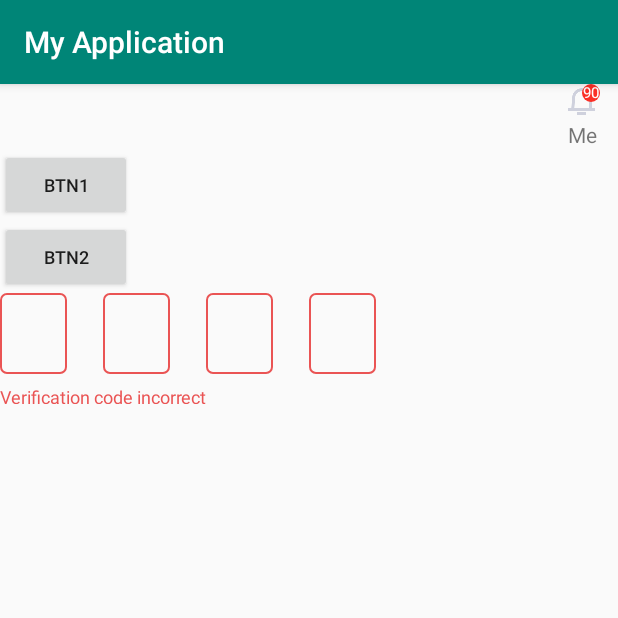
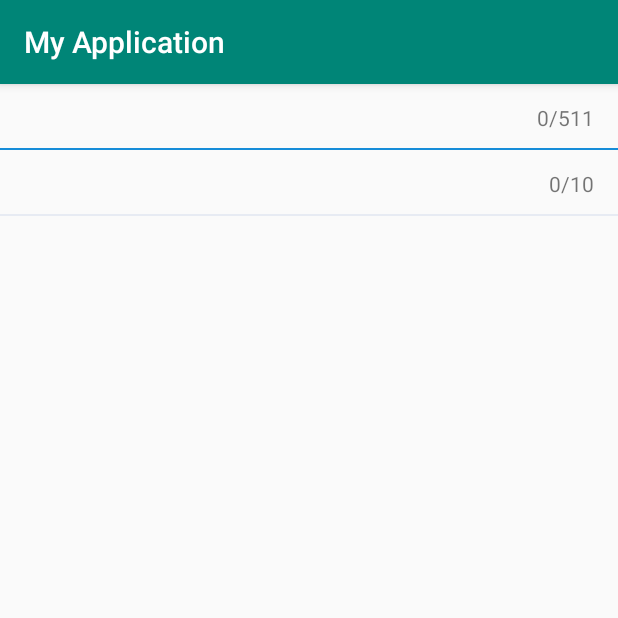
Before and after one commit to Android-yang/MyApplication, an Android app: the screen it shows after launch (MainActivity), on a phone screen of 412 x 824 dp, the top half of it. Run offline under Robolectric (Android 15) with nearby library versions, the phone set to English and light mode, and no system bars.

Commit message:
新增含有清除时时数量的EditText

```diff
--- /dev/null
+++ b/app/src/main/java/com/yange/myapplication/CleanCountEditText.java
@@ -0,0 +1,106 @@
+package com.yange.myapplication;
+
+import android.content.Context;
+import android.content.res.TypedArray;
+import android.os.Build;
+import android.support.annotation.Nullable;
+import android.support.annotation.RequiresApi;
+import android.text.Editable;
+import android.text.InputFilter;
+import android.text.TextUtils;
+import android.text.TextWatcher;
+import android.util.AttributeSet;
+import android.view.LayoutInflater;
+import android.view.View;
+import android.widget.EditText;
+import android.widget.FrameLayout;
+import android.widget.TextView;
+
+/**
+ * author : yangke on 2020/3/19
+ * weChat : ACE_5200125
+ * email  : 211yangke@sina.com
+ * desc   :
+ */
+public class CleanCountEditText extends FrameLayout {
+    private EditText mEditText;
+    private int mMaxTextCount = 10;
+    private boolean mIsAdded = false; //onMeasure会调用多次，防止重复添加视图
+
+    public CleanCountEditText(Context context) { super(context); }
+    public CleanCountEditText(Context context, @Nullable AttributeSet attrs) {
+        super(context, attrs);
+        configData(context, attrs);
+    }
+
+    public CleanCountEditText(Context context, @Nullable AttributeSet attrs, int defStyleAttr) {
+        super(context, attrs, defStyleAttr);
+        configData(context, attrs);
+    }
+
+    @RequiresApi(api = Build.VERSION_CODES.LOLLIPOP)
+    public CleanCountEditText(Context context, AttributeSet attrs, int defStyleAttr, int defStyleRes) {
+        super(context, attrs, defStyleAttr, defStyleRes);
+        configData(context, attrs);
+    }
+
+    private void configData(Context context, @Nullable AttributeSet attrs) {
+        TypedArray typedArray = context.obtainStyledAttributes(attrs, R.styleable.CleanCountEditText);
+        mMaxTextCount = typedArray.getInt(R.styleable.CleanCountEditText_txt_size, 10);
+    }
+
+    @Override
+    protected void onMeasure(int widthMeasureSpec, int heightMeasureSpec) {
+        if (!mIsAdded) {
+            updateView();
+        }
+        mIsAdded = true;
+        super.onMeasure(widthMeasureSpec, heightMeasureSpec);
+    }
+
+    void updateView() {
+        View layout = LayoutInflater.from(getContext()).inflate(R.layout.yb_edit_clean_count, null);
+        removeAllViews();
+        LayoutParams params = new LayoutParams(FrameLayout.LayoutParams.MATCH_PARENT, FrameLayout.LayoutParams.WRAP_CONTENT);
+
+        mEditText = layout.findViewById(R.id.yb_apply_yb_edit);
+        mEditText.setFilters(new InputFilter[]{new InputFilter.LengthFilter(mMaxTextCount)});
+
+        final View cleanBtn = layout.findViewById(R.id.yb_apply_yb_clean);
+        final TextView countTv = layout.findViewById(R.id.yb_apply_yb_txt_count);
+        countTv.setText("0/" + mMaxTextCount);
+        mEditText.addTextChangedListener(new TextWatcher() {
+            @Override
+            public void beforeTextChanged(CharSequence s, int start, int count, int after) { }
+            @Override
+            public void onTextChanged(CharSequence s, int start, int before, int count) { }
+
+            @Override
+            public void afterTextChanged(Editable s) {
+                if (TextUtils.isEmpty(s)) {
+                    cleanBtn.setVisibility(View.GONE);
+                    countTv.setText("0/" + mMaxTextCount);
+                } else {
+                    cleanBtn.setVisibility(View.VISIBLE);
+                    countTv.setText(s.length() + "/" + mMaxTextCount);
+                }
+            }
+        });
+
+        cleanBtn.setOnClickListener(new OnClickListener() {
+            @Override
+            public void onClick(View v) {
+                mEditText.setText("");
+                countTv.setText("0/" + mMaxTextCount);
+                cleanBtn.setVisibility(View.GONE);
+            }
+        });
+
+        addView(layout, params);
+    }
+
+    public String getText() {
+        return mEditText == null ? "" : mEditText.getText().toString();
+    }
+
+}
--- a/app/src/main/java/com/yange/myapplication/MainActivity.kt
+++ b/app/src/main/java/com/yange/myapplication/MainActivity.kt
@@ -10,15 +10,5 @@ class MainActivity : AppCompatActivity() {
         super.onCreate(savedInstanceState)
         setContentView(R.layout.activity_main)
 
-        notice_iv.mNum = 90
-        bt1.setOnClickListener {
-            notice_iv.mShowRedPoint = false
-        }
-        bt2.setOnClickListener {
-            verify_code_edit.postDelayed(Runnable { verify_code_edit.setText(null) }, 500)
-            notice_iv.mShowRedPoint = true
-        }
-        var error = "Verification code incorrect"
-        verify_code_edit.setError(true);
     }
 }
--- /dev/null
+++ b/app/src/main/res/drawable/yb_apply_yb_edit.xml
@@ -0,0 +1,32 @@
+<?xml version="1.0" encoding="utf-8"?>
+<selector xmlns:android="http://schemas.android.com/apk/res/android">
+    <item android:state_focused="true">
+        <layer-list>
+            <item android:height="26dp">
+                <shape android:shape="line" />
+            </item>
+
+            <item android:height="1dp" android:top="43dp">
+                <shape android:shape="rectangle">
+                    <solid android:color="#168cd8" />
+                </shape>
+            </item>
+        </layer-list>
+    </item>
+
+    <item android:state_focused="false">
+        <layer-list>
+            <item android:height="44dp">
+                <shape android:shape="line" />
+            </item>
+
+            <item android:height="1dp" android:top="43dp">
+                <shape android:shape="rectangle">
+                    <solid android:color="#e7ebf3" />
+                </shape>
+            </item>
+
+        </layer-list>
+    </item>
+
+</selector>
--- /dev/null
+++ b/app/src/main/res/drawable/yb_bg_corners_ffffff_8dp.xml
@@ -0,0 +1,5 @@
+<?xml version="1.0" encoding="utf-8"?>
+<shape xmlns:android="http://schemas.android.com/apk/res/android">
+    <solid android:color="#ffffff" />
+    <corners android:radius="8dp" />
+</shape>
--- a/app/src/main/res/layout/activity_main.xml
+++ b/app/src/main/res/layout/activity_main.xml
@@ -6,47 +6,14 @@
     android:layout_height="match_parent"
     android:orientation="vertical">
 
-    <com.yange.myapplication.widget.BadgeTextView
-        android:id="@+id/notice_iv"
-        android:layout_width="wrap_content"
+    <com.yange.myapplication.CleanCountEditText
+        android:layout_width="match_parent"
         android:layout_height="wrap_content"
-        android:layout_gravity="right"
-        android:layout_marginRight="12dp"
-        android:drawableTop="@drawable/notice"
-        android:gravity="center"
-        android:text="Me" />
+        app:txt_size="511" />
 
-    <Button
-        android:id="@+id/bt1"
-        android:layout_width="wrap_content"
+    <com.yange.myapplication.CleanCountEditText
+        android:id="@+id/edit2"
+        android:layout_width="match_parent"
         android:layout_height="wrap_content"
-        android:text="Btn1"
-        android:textSize="@dimen/dp12" />
-
-    <Button
-        android:id="@+id/bt2"
-        android:layout_width="wrap_content"
-        android:layout_height="wrap_content"
-        android:text="Btn2"
-        android:textSize="@dimen/dp12" />
-
-    <com.yange.myapplication.widget.PinEntryEditText
-        android:id="@+id/verify_code_edit"
-        android:layout_width="252dp"
-        android:layout_height="74dp"
-        android:paddingBottom="20dp"
-        android:layout_gravity="left"
-        android:background="@null"
-        android:cursorVisible="false"
-        android:textStyle="bold"
-        android:digits="1234567890"
-        android:imeOptions="actionDone"
-        android:inputType="number"
-        android:maxLength="4"
-        android:textColor="#141a42"
-        android:textIsSelectable="false"
-        app:pinAnimationType="fromBottom"
-        app:pinBackgroundDrawable="@drawable/bg_verify_code"
-        app:pinBackgroundIsSquare="true"
-        app:pinTextBottomPadding="@dimen/dp16" />
+        app:txt_size="10" />
 </LinearLayout>
--- /dev/null
+++ b/app/src/main/res/layout/yb_edit_clean_count.xml
@@ -0,0 +1,42 @@
+<?xml version="1.0" encoding="utf-8"?>
+<android.support.constraint.ConstraintLayout xmlns:android="http://schemas.android.com/apk/res/android"
+    xmlns:app="http://schemas.android.com/apk/res-auto"
+    xmlns:tools="http://schemas.android.com/tools"
+    android:id="@+id/root_layout_ll"
+    android:layout_width="match_parent"
+    android:layout_height="match_parent"
+    android:orientation="vertical">
+
+    <EditText
+        android:id="@+id/yb_apply_yb_edit"
+        android:layout_width="match_parent"
+        android:layout_height="wrap_content"
+        android:maxLines="4"
+        android:paddingRight="40dp"
+        android:background="@drawable/yb_apply_yb_edit"
+        tools:ignore="MissingConstraints" />
+
+    <ImageView
+        android:id="@+id/yb_apply_yb_clean"
+        android:layout_width="wrap_content"
+        android:layout_height="wrap_content"
+        android:paddingRight="6dp"
+        android:src="@drawable/yb_apply_yb_clean_icon"
+        android:visibility="gone"
+        app:layout_constraintBottom_toBottomOf="parent"
+        app:layout_constraintRight_toLeftOf="@+id/yb_apply_yb_txt_count"
+        app:layout_constraintTop_toTopOf="parent"
+        tools:ignore="MissingConstraints" />
+
+    <TextView
+        android:id="@+id/yb_apply_yb_txt_count"
+        android:layout_width="wrap_content"
+        android:layout_height="wrap_content"
+        android:paddingRight="16dp"
+        android:text="20/20"
+        app:layout_constraintBottom_toBottomOf="parent"
+        app:layout_constraintEnd_toEndOf="parent"
+        app:layout_constraintTop_toTopOf="parent"
+        tools:ignore="MissingConstraints" />
+
+</android.support.constraint.ConstraintLayout>
--- a/app/src/main/res/values/styles.xml
+++ b/app/src/main/res/values/styles.xml
@@ -36,4 +36,8 @@
         <attr name="errorPaddingStart" format="dimension" />
         <attr name="errorDividerVisible" format="boolean" />
     </declare-styleable>
+
+    <declare-styleable name="CleanCountEditText">
+        <attr name="txt_size" format="string" />
+    </declare-styleable>
 </resources>
```
Also changed, not shown: app/src/main/res/drawable-xxhdpi/yb_apply_yb_clean_icon.png (added).
